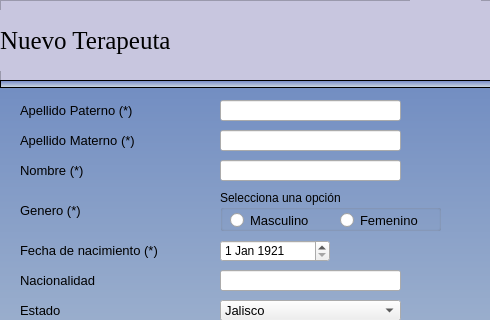
Before: the Qt Designer form pythonProject/vistas/agregarTutor.ui in francisco2124/Cognidron-EEG-Version1.0, drawn with Qt 5; both pictures show x 0 to 490 and y 0 to 320 of the 490 by 600 pixel window.
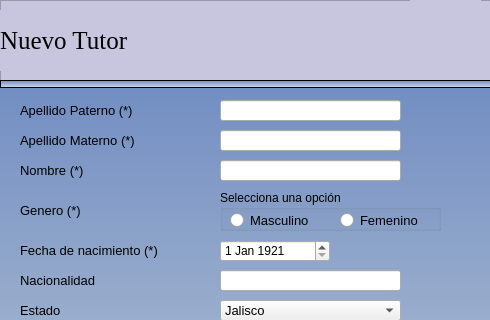
After: the same form once the commit is applied. Icons and pictures are not drawn.

Commit message: Ajuste de ventana Tutor

```diff
--- a/pythonProject/vistas/agregarTutor.ui
+++ b/pythonProject/vistas/agregarTutor.ui
@@ -663,7 +663,7 @@
 font: 75 19pt &quot;Times New Roman&quot;;</string>
     </property>
     <property name="text">
-     <string>Nuevo Terapeuta</string>
+     <string>Nuevo Tutor</string>
     </property>
    </widget>
    <widget class="QLabel" name="label_23">
```
The commit also changes 2 other files.
